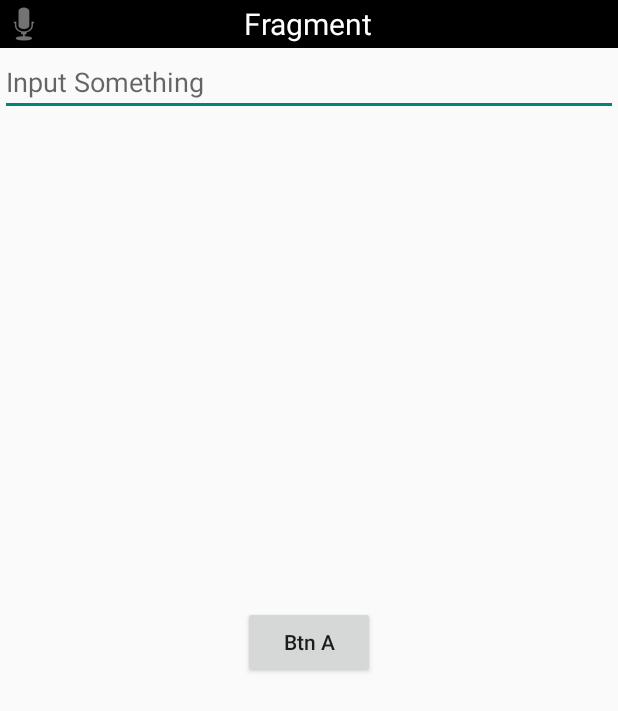
After one commit to neo2470/AndroidAPIGuides, an Android app: the FragmentActivity screen opened directly, with no data from a screen before it, on a phone screen of 412 x 824 dp. The commit adds this screen. Shown: the top 711 px of the screen. Run offline under Robolectric (Android 15) with nearby library versions, the phone set to English and light mode, and no system bars.

Commit message:
learn Fragment

```diff
--- a/app/src/main/AndroidManifest.xml
+++ b/app/src/main/AndroidManifest.xml
@@ -57,6 +57,7 @@
                 <data android:scheme="http" android:host="www.baidu.com" />
             </intent-filter>
         </activity>
+        <activity android:name=".FragmentActivity" />
     </application>
 
 </manifest>
--- /dev/null
+++ b/app/src/main/java/com/alex/androidapiguides/FragmentActivity.java
@@ -0,0 +1,64 @@
+package com.alex.androidapiguides;
+
+import android.app.FragmentManager;
+import android.app.FragmentTransaction;
+import android.os.Bundle;
+import android.view.Window;
+
+import com.alex.fragment.AFragment;
+import com.alex.fragment.BFragment;
+import com.alex.fragment.CFragment;
+
+/**
+ * Created by alex on 15-10-21.
+ */
+public class FragmentActivity extends BaseActivity implements AFragment.OnBtnAClickListener, BFragment.OnBtnBClickListener {
+
+    @Override
+    protected void onCreate(Bundle savedInstanceState) {
+        super.onCreate(savedInstanceState);
+        requestWindowFeature(Window.FEATURE_NO_TITLE);
+        setContentView(R.layout.activity_fragment);
+
+        if(null == savedInstanceState) {
+            FragmentManager fm = getFragmentManager();
+            AFragment aFragment = (AFragment) fm.findFragmentByTag(AFragment.TAG);
+            if (null == aFragment) {
+                aFragment = new AFragment();
+            }
+            FragmentTransaction ft = fm.beginTransaction();
+            ft.replace(R.id.content, aFragment, AFragment.TAG);
+            ft.commit();
+        }
+    }
+
+    @Override
+    public void onBtnAClicked() {
+        FragmentManager fm = getFragmentManager();
+        BFragment bFragment = (BFragment) fm.findFragmentByTag(BFragment.TAG);
+
+        if(null == bFragment) {
+            bFragment = new BFragment();
+        }
+
+        FragmentTransaction ft = fm.beginTransaction();
+        ft.replace(R.id.content, bFragment, BFragment.TAG);
+        ft.addToBackStack(null);
+        ft.commit();
+    }
+
+    @Override
+    public void onBtnBClicked() {
+        FragmentManager fm = getFragmentManager();
+        CFragment cFragment = (CFragment) fm.findFragmentByTag(CFragment.TAG);
+
+        if(null == cFragment) {
+            cFragment = new CFragment();
+        }
+
+        FragmentTransaction ft = fm.beginTransaction();
+        ft.replace(R.id.content, cFragment, CFragment.TAG);
+        ft.addToBackStack(null);
+        ft.commit();
+    }
+}
--- a/app/src/main/java/com/alex/androidapiguides/MainActivity.java
+++ b/app/src/main/java/com/alex/androidapiguides/MainActivity.java
@@ -51,6 +51,9 @@ public class MainActivity extends BaseActivity {
             case 12:
                 act = IntentActivity.class;
                 break;
+            case 14:
+                act = FragmentActivity.class;
+                break;
         }
 
         if (null == act) {
@@ -78,5 +81,7 @@ public class MainActivity extends BaseActivity {
             "Styles and Themes",//10
             "Custom Component",//11
             "Intent",//12
+            "Activity",//13
+            "Fragment",//14
     };
 }
--- /dev/null
+++ b/app/src/main/java/com/alex/fragment/AFragment.java
@@ -0,0 +1,45 @@
+package com.alex.fragment;
+
+import android.os.Bundle;
+import android.util.Log;
+import android.view.LayoutInflater;
+import android.view.View;
+import android.view.ViewGroup;
+import android.widget.Button;
+
+import com.alex.androidapiguides.R;
+
+/**
+ * Created by alex on 15-10-21.
+ */
+public class AFragment extends BaseFragment {
+
+    public interface OnBtnAClickListener {
+        void onBtnAClicked();
+    }
+
+    @Override
+    public void onCreate(Bundle savedInstanceState) {
+        super.onCreate(savedInstanceState);
+        Log.d("Debug-" + AFragment.class.getSimpleName(), "onCreate()");
+    }
+
+    @Override
+    public View onCreateView(LayoutInflater inflater, ViewGroup container, Bundle savedInstanceState) {
+
+        View view = inflater.inflate(R.layout.a_fragment, container, false);
+        Button btn1 = (Button) view.findViewById(R.id.btnA);
+        btn1.setOnClickListener(new View.OnClickListener() {
+            @Override
+            public void onClick(View v) {
+                if(null != getActivity()) {
+                    ((OnBtnAClickListener)getActivity()).onBtnAClicked();
+                }
+            }
+        });
+
+        return view;
+    }
+
+    public final static String TAG = AFragment.class.getName();
+}
--- /dev/null
+++ b/app/src/main/java/com/alex/fragment/BaseFragment.java
@@ -0,0 +1,69 @@
+package com.alex.fragment;
+
+import android.app.Activity;
+import android.app.Fragment;
+import android.os.Bundle;
+import android.view.LayoutInflater;
+import android.view.View;
+import android.view.ViewGroup;
+
+/**
+ * Created by alex on 15-10-21.
+ */
+public class BaseFragment extends Fragment {
+
+    @Override
+    public void onAttach(Activity activity) {
+        super.onAttach(activity);
+    }
+
+    @Override
+    public void onCreate(Bundle savedInstanceState) {
+        super.onCreate(savedInstanceState);
+    }
+
+    @Override
+    public View onCreateView(LayoutInflater inflater, ViewGroup container, Bundle savedInstanceState) {
+        return super.onCreateView(inflater, container, savedInstanceState);
+    }
+
+    @Override
+    public void onActivityCreated(Bundle savedInstanceState) {
+        super.onActivityCreated(savedInstanceState);
+    }
+
+    @Override
+    public void onStart() {
+        super.onStart();
+    }
+
+    @Override
+    public void onResume() {
+        super.onResume();
+    }
+
+    @Override
+    public void onPause() {
+        super.onPause();
+    }
+
+    @Override
+    public void onStop() {
+        super.onStop();
+    }
+
+    @Override
+    public void onDestroyView() {
+        super.onDestroyView();
+    }
+
+    @Override
+    public void onDestroy() {
+        super.onDestroy();
+    }
+
+    @Override
+    public void onDetach() {
+        super.onDetach();
+    }
+}
--- /dev/null
+++ b/app/src/main/java/com/alex/fragment/TitleFragment.java
@@ -0,0 +1,31 @@
+package com.alex.fragment;
+
+import android.os.Bundle;
+import android.view.LayoutInflater;
+import android.view.View;
+import android.view.ViewGroup;
+import android.widget.ImageButton;
+import android.widget.Toast;
+
+import com.alex.androidapiguides.R;
+
+/**
+ * Created by alex on 15-10-21.
+ */
+public class TitleFragment extends BaseFragment {
+
+    @Override
+    public View onCreateView(LayoutInflater inflater, ViewGroup container, Bundle savedInstanceState) {
+        View view = inflater.inflate(R.layout.title_fragment, container, false);
+
+        ImageButton speakBtn = (ImageButton) view.findViewById(R.id.btn_speak);
+        speakBtn.setOnClickListener(new View.OnClickListener() {
+            @Override
+            public void onClick(View v) {
+                Toast.makeText(getActivity(), "Speak Now", Toast.LENGTH_SHORT).show();
+            }
+        });
+
+        return view;
+    }
+}
--- /dev/null
+++ b/app/src/main/res/layout/a_fragment.xml
@@ -0,0 +1,20 @@
+<?xml version="1.0" encoding="utf-8"?>
+<RelativeLayout xmlns:android="http://schemas.android.com/apk/res/android"
+    android:layout_width="match_parent"
+    android:layout_height="match_parent">
+
+    <EditText
+        android:id="@+id/edittextA"
+        android:layout_width="match_parent"
+        android:layout_height="wrap_content"
+        android:hint="Input Something" />
+
+    <Button
+        android:id="@+id/btnA"
+        android:layout_width="wrap_content"
+        android:layout_height="wrap_content"
+        android:text="Btn A"
+        android:textAllCaps="false"
+        android:layout_centerInParent="true"/>
+
+</RelativeLayout>
--- /dev/null
+++ b/app/src/main/res/layout/activity_fragment.xml
@@ -0,0 +1,20 @@
+<?xml version="1.0" encoding="utf-8"?>
+<LinearLayout xmlns:android="http://schemas.android.com/apk/res/android"
+    xmlns:tools="http://schemas.android.com/tools"
+    android:layout_width="match_parent"
+    android:layout_height="match_parent"
+    android:orientation="vertical">
+
+    <fragment
+        android:id="@+id/title_fragment"
+        android:name="com.alex.fragment.TitleFragment"
+        android:layout_width="match_parent"
+        android:layout_height="wrap_content"
+        tools:layout="@layout/title_fragment" />
+
+    <FrameLayout
+        android:id="@+id/content"
+        android:layout_width="match_parent"
+        android:layout_height="match_parent" />
+
+</LinearLayout>
--- /dev/null
+++ b/app/src/main/res/layout/title_fragment.xml
@@ -0,0 +1,25 @@
+<?xml version="1.0" encoding="utf-8"?>
+<RelativeLayout xmlns:android="http://schemas.android.com/apk/res/android"
+    android:layout_width="match_parent"
+    android:layout_height="match_parent"
+    android:background="@android:color/background_dark"
+    android:gravity="center_vertical">
+
+    <ImageButton
+        android:id="@+id/btn_speak"
+        android:layout_width="wrap_content"
+        android:layout_height="wrap_content"
+        android:layout_centerVertical="true"
+        android:background="@null"
+        android:src="@android:drawable/ic_btn_speak_now" />
+
+    <TextView
+        android:layout_width="wrap_content"
+        android:layout_height="wrap_content"
+        android:layout_centerHorizontal="true"
+        android:layout_centerVertical="true"
+        android:text="Fragment"
+        android:textColor="@android:color/background_light"
+        android:textSize="20sp" />
+
+</RelativeLayout>
```
Also changed, not shown: app/src/main/java/com/alex/fragment/BFragment.java (added, +44 -0 lines), app/src/main/java/com/alex/fragment/CFragment.java (added, +28 -0 lines), app/src/main/res/layout/b_fragment.xml (added, +20 -0 lines), app/src/main/res/layout/c_fragment.xml (added, +14 -0 lines).
